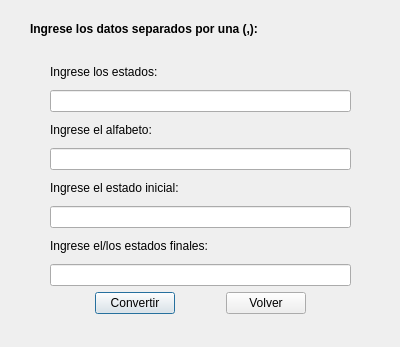
Before: the Qt Designer form FiniteAutomata/statetable.ui in Pimed23/TC, drawn with Qt 5.
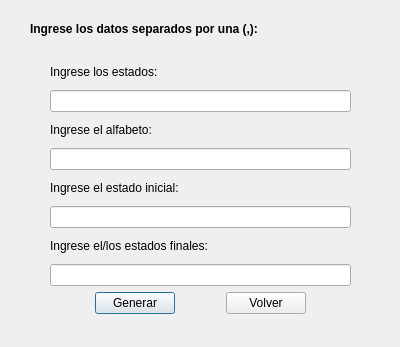
After: the same form once the commit is applied.

Patch:
```diff
--- a/FiniteAutomata/statetable.ui
+++ b/FiniteAutomata/statetable.ui
@@ -32,7 +32,7 @@
     <string>Ingrese los datos separados por una (,):</string>
    </property>
   </widget>
-  <widget class="QWidget" name="">
+  <widget class="QWidget" name="layoutWidget">
    <property name="geometry">
     <rect>
      <x>50</x>
@@ -100,7 +100,7 @@
       <item>
        <widget class="QPushButton" name="pushConvert">
         <property name="text">
-         <string>Convertir</string>
+         <string>Generar</string>
         </property>
        </widget>
       </item>
```
